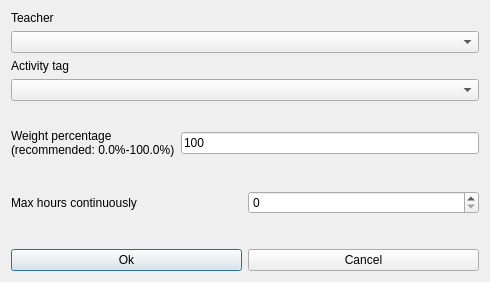
Old version of the form fet/src/interface/modifyconstraintteacheractivitytagmaxhourscontinuouslyform_template.ui in the repository vonmecheln/fet.
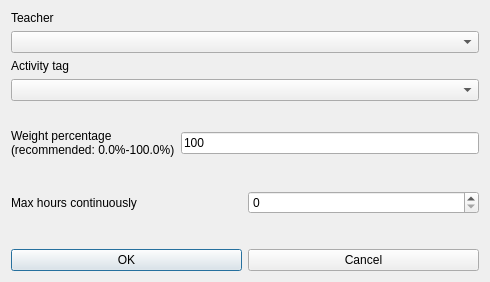
New version of the form.

Patch:
```diff
--- a/fet/src/interface/modifyconstraintteacheractivitytagmaxhourscontinuouslyform_template.ui
+++ b/fet/src/interface/modifyconstraintteacheractivitytagmaxhourscontinuouslyform_template.ui
@@ -174,7 +174,7 @@
      <item>
       <widget class="QPushButton" name="okPushButton">
        <property name="text">
-        <string>Ok</string>
+        <string>OK</string>
        </property>
       </widget>
      </item>
```
